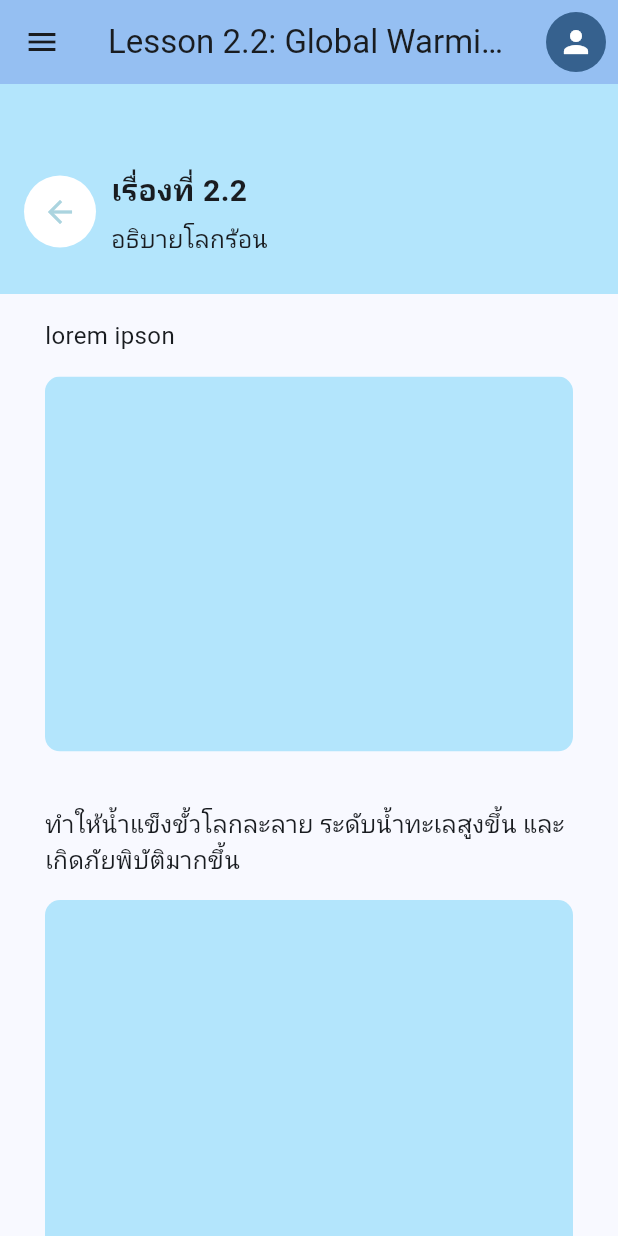
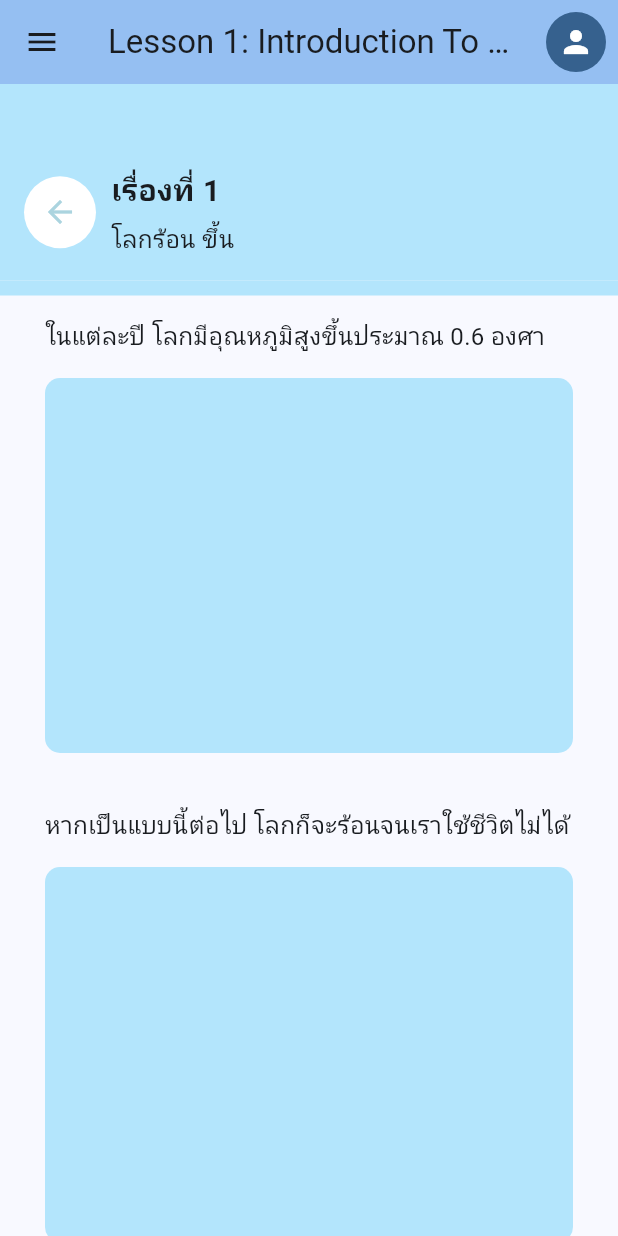
Before and after one commit to HugeKC01/flutter_studyclimatechange, a Flutter app: the m1_lesson1_p3 screen opened directly, on a phone screen of 412 x 824 dp. Run offline on Flutter 3.47's test engine with Material 3 defaults, Android fonts, the phone set to English and light mode, and no system bars.

Commit message:
fix wording

```diff
--- a/lib/learningpage/module1/lesson1/m1_lesson1_p1.dart
+++ b/lib/learningpage/module1/lesson1/m1_lesson1_p1.dart
@@ -59,7 +59,7 @@ class m1_lesson1_p1 extends StatelessWidget {
     return Scaffold(
       appBar: AppBar(
         backgroundColor: Theme.of(context).colorScheme.inversePrimary,
-        title: Text('Lesson 2.2: Global Warming'),
+        title: Text('Lesson 1: Introduction To Climate Change'),
         elevation: 5.0,
         actions: <Widget>[
           Padding(
@@ -129,7 +129,7 @@ class m1_lesson1_p1 extends StatelessWidget {
                 Padding(
                   padding: EdgeInsets.only(top: 6.0),
                   child: Text(
-                    'lorem ipson',
+                    'ภูมิอากาศคือสภาพสิ่งแวดล้อมรอบตัวเรา',
                     style: TextStyle(fontSize: style.fontSizeBody),
                   ),
                 ),
@@ -146,7 +146,7 @@ class m1_lesson1_p1 extends StatelessWidget {
                 Padding(
                   padding: EdgeInsets.only(top: 36.0),
                   child: Text(
-                    'ทำให้น้ำแข็งขั้วโลกละลาย ระดับน้ำทะเลสูงขึ้น และเกิดภัยพิบัติมากขึ้น',
+                    'เมื่อภูมิอากาศผิดแปลกไปจากเดิม จะทำให้ธรรมชาติเสียสมดุล',
                     style: TextStyle(fontSize: style.fontSizeBody),
                   ),
                 ),
@@ -163,7 +163,7 @@ class m1_lesson1_p1 extends StatelessWidget {
                 Padding(
                   padding: EdgeInsets.only(top: 36.0),
                   child: Text(
-                    'พื้นที่แห้งแล้งเพิ่มขึ้นและส่งผลต่อการเพาะปลูกอาหาร',
+                    'นั่นไม่ใช่เรื่องดีแน่',
                     style: TextStyle(fontSize: style.fontSizeBody),
                   ),
                 ),
@@ -200,7 +200,7 @@ class m1_lesson1_p1 extends StatelessWidget {
                         crossAxisAlignment: CrossAxisAlignment.start,
                         children: <Widget>[
                           Text(
-                            'เรื่องที่ 2.2',
+                            'เรื่องที่ 1',
                             style: TextStyle(
                               fontSize: 20.0,
                               fontWeight: FontWeight.bold,
@@ -208,7 +208,7 @@ class m1_lesson1_p1 extends StatelessWidget {
                           ),
                           SizedBox(height: 5.0),
                           Text(
-                            'อธิบายโลกร้อน',
+                            'โลก',
                             style: TextStyle(
                               fontSize: 16.0,
                               fontWeight: FontWeight.normal,
--- a/lib/learningpage/module1/lesson1/m1_lesson1_p2.dart
+++ b/lib/learningpage/module1/lesson1/m1_lesson1_p2.dart
@@ -59,7 +59,7 @@ class m1_lesson1_p2 extends StatelessWidget {
     return Scaffold(
       appBar: AppBar(
         backgroundColor: Theme.of(context).colorScheme.inversePrimary,
-        title: Text('Lesson 2.2: Global Warming'),
+        title: Text('Lesson 1: Introduction To Climate Change'),
         elevation: 5.0,
         actions: <Widget>[
           Padding(
@@ -129,7 +129,7 @@ class m1_lesson1_p2 extends StatelessWidget {
                 Padding(
                   padding: EdgeInsets.only(top: 6.0),
                   child: Text(
-                    'lorem ipson',
+                    'เมื่อธรรมชาติเสียสมดุล จะส่งผลกระทบที่อันตรายมากมาย',
                     style: TextStyle(fontSize: style.fontSizeBody),
                   ),
                 ),
@@ -146,7 +146,7 @@ class m1_lesson1_p2 extends StatelessWidget {
                 Padding(
                   padding: EdgeInsets.only(top: 36.0),
                   child: Text(
-                    'ทำให้น้ำแข็งขั้วโลกละลาย ระดับน้ำทะเลสูงขึ้น และเกิดภัยพิบัติมากขึ้น',
+                    'โลกนี้อาจกลายเป็นน้ำแข็ง',
                     style: TextStyle(fontSize: style.fontSizeBody),
                   ),
                 ),
@@ -163,7 +163,7 @@ class m1_lesson1_p2 extends StatelessWidget {
                 Padding(
                   padding: EdgeInsets.only(top: 36.0),
                   child: Text(
-                    'พื้นที่แห้งแล้งเพิ่มขึ้นและส่งผลต่อการเพาะปลูกอาหาร',
+                    'หรือแห้งแล้งจนอาศัยอยู่ไม่ได้',
                     style: TextStyle(fontSize: style.fontSizeBody),
                   ),
                 ),
@@ -200,7 +200,7 @@ class m1_lesson1_p2 extends StatelessWidget {
                         crossAxisAlignment: CrossAxisAlignment.start,
                         children: <Widget>[
                           Text(
-                            'เรื่องที่ 2.2',
+                            'เรื่องที่ 1',
                             style: TextStyle(
                               fontSize: 20.0,
                               fontWeight: FontWeight.bold,
@@ -208,7 +208,7 @@ class m1_lesson1_p2 extends StatelessWidget {
                           ),
                           SizedBox(height: 5.0),
                           Text(
-                            'อธิบายโลกร้อน',
+                            'โลกร้อน',
                             style: TextStyle(
                               fontSize: 16.0,
                               fontWeight: FontWeight.normal,
--- a/lib/learningpage/module1/lesson1/m1_lesson1_p3.dart
+++ b/lib/learningpage/module1/lesson1/m1_lesson1_p3.dart
@@ -59,7 +59,7 @@ class m1_lesson1_p3 extends StatelessWidget {
     return Scaffold(
       appBar: AppBar(
         backgroundColor: Theme.of(context).colorScheme.inversePrimary,
-        title: Text('Lesson 2.2: Global Warming'),
+        title: Text('Lesson 1: Introduction To Climate Change'),
         elevation: 5.0,
         actions: <Widget>[
           Padding(
@@ -129,7 +129,7 @@ class m1_lesson1_p3 extends StatelessWidget {
                 Padding(
                   padding: EdgeInsets.only(top: 6.0),
                   child: Text(
-                    'lorem ipson',
+                    'ในแต่ละปี โลกมีอุณหภูมิสูงขึ้นประมาณ 0.6 องศา',
                     style: TextStyle(fontSize: style.fontSizeBody),
                   ),
                 ),
@@ -146,7 +146,7 @@ class m1_lesson1_p3 extends StatelessWidget {
                 Padding(
                   padding: EdgeInsets.only(top: 36.0),
                   child: Text(
-                    'ทำให้น้ำแข็งขั้วโลกละลาย ระดับน้ำทะเลสูงขึ้น และเกิดภัยพิบัติมากขึ้น',
+                    'หากเป็นแบบนี้ต่อไป โลกก็จะร้อนจนเราใช้ชีวิตไม่ได้',
                     style: TextStyle(fontSize: style.fontSizeBody),
                   ),
                 ),
@@ -163,7 +163,7 @@ class m1_lesson1_p3 extends StatelessWidget {
                 Padding(
                   padding: EdgeInsets.only(top: 36.0),
                   child: Text(
-                    'พื้นที่แห้งแล้งเพิ่มขึ้นและส่งผลต่อการเพาะปลูกอาหาร',
+                    'พื้นดินจะแห้งแล้งและทำให้การเพาะปลูกย่ำแย่',
                     style: TextStyle(fontSize: style.fontSizeBody),
                   ),
                 ),
@@ -200,7 +200,7 @@ class m1_lesson1_p3 extends StatelessWidget {
                         crossAxisAlignment: CrossAxisAlignment.start,
                         children: <Widget>[
                           Text(
-                            'เรื่องที่ 2.2',
+                            'เรื่องที่ 1',
                             style: TextStyle(
                               fontSize: 20.0,
                               fontWeight: FontWeight.bold,
@@ -208,7 +208,7 @@ class m1_lesson1_p3 extends StatelessWidget {
                           ),
                           SizedBox(height: 5.0),
                           Text(
-                            'อธิบายโลกร้อน',
+                            'โลกร้อน ขึ้น',
                             style: TextStyle(
                               fontSize: 16.0,
                               fontWeight: FontWeight.normal,
--- a/lib/learningpage/module1/lesson2/m1_lesson2_p1.dart
+++ b/lib/learningpage/module1/lesson2/m1_lesson2_p1.dart
@@ -59,7 +59,7 @@ class m1_lesson2_p1 extends StatelessWidget {
     return Scaffold(
       appBar: AppBar(
         backgroundColor: Theme.of(context).colorScheme.inversePrimary,
-        title: Text('Lesson 2.2: Global Warming'),
+        title: Text('Lesson 1: Introduction To Climate Change'),
         elevation: 5.0,
         actions: <Widget>[
           Padding(
@@ -129,7 +129,7 @@ class m1_lesson2_p1 extends StatelessWidget {
                 Padding(
                   padding: EdgeInsets.only(top: 6.0),
                   child: Text(
-                    'lorem ipson',
+                    '------',
                     style: TextStyle(fontSize: style.fontSizeBody),
                   ),
                 ),
@@ -146,7 +146,7 @@ class m1_lesson2_p1 extends StatelessWidget {
                 Padding(
                   padding: EdgeInsets.only(top: 36.0),
                   child: Text(
-                    'ทำให้น้ำแข็งขั้วโลกละลาย ระดับน้ำทะเลสูงขึ้น และเกิดภัยพิบัติมากขึ้น',
+                    '----',
                     style: TextStyle(fontSize: style.fontSizeBody),
                   ),
                 ),
@@ -163,7 +163,7 @@ class m1_lesson2_p1 extends StatelessWidget {
                 Padding(
                   padding: EdgeInsets.only(top: 36.0),
                   child: Text(
-                    'พื้นที่แห้งแล้งเพิ่มขึ้นและส่งผลต่อการเพาะปลูกอาหาร',
+                    '------',
                     style: TextStyle(fontSize: style.fontSizeBody),
                   ),
                 ),
@@ -200,7 +200,7 @@ class m1_lesson2_p1 extends StatelessWidget {
                         crossAxisAlignment: CrossAxisAlignment.start,
                         children: <Widget>[
                           Text(
-                            'เรื่องที่ 2.2',
+                            'เรื่องที่ 1.2',
                             style: TextStyle(
                               fontSize: 20.0,
                               fontWeight: FontWeight.bold,
@@ -208,7 +208,7 @@ class m1_lesson2_p1 extends StatelessWidget {
                           ),
                           SizedBox(height: 5.0),
                           Text(
-                            'อธิบายโลกร้อน',
+                            'โลก',
                             style: TextStyle(
                               fontSize: 16.0,
                               fontWeight: FontWeight.normal,
--- a/lib/learningpage/module1/lesson2/m1_lesson2_p2.dart
+++ b/lib/learningpage/module1/lesson2/m1_lesson2_p2.dart
@@ -59,7 +59,7 @@ class m1_lesson2_p2 extends StatelessWidget {
     return Scaffold(
       appBar: AppBar(
         backgroundColor: Theme.of(context).colorScheme.inversePrimary,
-        title: Text('Lesson 2.2: Global Warming'),
+        title: Text('Lesson 1: Introduction To Climate Change'),
         elevation: 5.0,
         actions: <Widget>[
           Padding(
@@ -129,7 +129,7 @@ class m1_lesson2_p2 extends StatelessWidget {
                 Padding(
                   padding: EdgeInsets.only(top: 6.0),
                   child: Text(
-                    'lorem ipson',
+                    '-----',
                     style: TextStyle(fontSize: style.fontSizeBody),
                   ),
                 ),
@@ -146,7 +146,7 @@ class m1_lesson2_p2 extends StatelessWidget {
                 Padding(
                   padding: EdgeInsets.only(top: 36.0),
                   child: Text(
-                    'ทำให้น้ำแข็งขั้วโลกละลาย ระดับน้ำทะเลสูงขึ้น และเกิดภัยพิบัติมากขึ้น',
+                    '-----',
                     style: TextStyle(fontSize: style.fontSizeBody),
                   ),
                 ),
@@ -163,7 +163,7 @@ class m1_lesson2_p2 extends StatelessWidget {
                 Padding(
                   padding: EdgeInsets.only(top: 36.0),
                   child: Text(
-                    'พื้นที่แห้งแล้งเพิ่มขึ้นและส่งผลต่อการเพาะปลูกอาหาร',
+                    '',
                     style: TextStyle(fontSize: style.fontSizeBody),
                   ),
                 ),
@@ -200,7 +200,7 @@ class m1_lesson2_p2 extends StatelessWidget {
                         crossAxisAlignment: CrossAxisAlignment.start,
                         children: <Widget>[
                           Text(
-                            'เรื่องที่ 2.2',
+                            'เรื่องที่ 1.2',
                             style: TextStyle(
                               fontSize: 20.0,
                               fontWeight: FontWeight.bold,
@@ -208,7 +208,7 @@ class m1_lesson2_p2 extends StatelessWidget {
                           ),
                           SizedBox(height: 5.0),
                           Text(
-                            'อธิบายโลกร้อน',
+                            'โลกที่เปลี่ยนไป',
                             style: TextStyle(
                               fontSize: 16.0,
                               fontWeight: FontWeight.normal,
--- a/lib/learningpage/module1/lesson2/m1_lesson2_p3.dart
+++ b/lib/learningpage/module1/lesson2/m1_lesson2_p3.dart
@@ -59,7 +59,7 @@ class m1_lesson2_p3 extends StatelessWidget {
     return Scaffold(
       appBar: AppBar(
         backgroundColor: Theme.of(context).colorScheme.inversePrimary,
-        title: Text('Lesson 2.2: Global Warming'),
+        title: Text('Lesson 1: Introduction To Climate Change'),
         elevation: 5.0,
         actions: <Widget>[
           Padding(
@@ -129,7 +129,7 @@ class m1_lesson2_p3 extends StatelessWidget {
                 Padding(
                   padding: EdgeInsets.only(top: 6.0),
                   child: Text(
-                    'lorem ipson',
+                    '',
                     style: TextStyle(fontSize: style.fontSizeBody),
                   ),
                 ),
@@ -146,7 +146,7 @@ class m1_lesson2_p3 extends StatelessWidget {
                 Padding(
                   padding: EdgeInsets.only(top: 36.0),
                   child: Text(
-                    'ทำให้น้ำแข็งขั้วโลกละลาย ระดับน้ำทะเลสูงขึ้น และเกิดภัยพิบัติมากขึ้น',
+                    '',
                     style: TextStyle(fontSize: style.fontSizeBody),
                   ),
                 ),
@@ -163,7 +163,7 @@ class m1_lesson2_p3 extends StatelessWidget {
                 Padding(
                   padding: EdgeInsets.only(top: 36.0),
                   child: Text(
-                    'พื้นที่แห้งแล้งเพิ่มขึ้นและส่งผลต่อการเพาะปลูกอาหาร',
+                    '-----',
                     style: TextStyle(fontSize: style.fontSizeBody),
                   ),
                 ),
@@ -200,7 +200,7 @@ class m1_lesson2_p3 extends StatelessWidget {
                         crossAxisAlignment: CrossAxisAlignment.start,
                         children: <Widget>[
                           Text(
-                            'เรื่องที่ 2.2',
+                            'เรื่องที่ 1.2',
                             style: TextStyle(
                               fontSize: 20.0,
                               fontWeight: FontWeight.bold,
@@ -208,7 +208,7 @@ class m1_lesson2_p3 extends StatelessWidget {
                           ),
                           SizedBox(height: 5.0),
                           Text(
-                            'อธิบายโลกร้อน',
+                            '-----',
                             style: TextStyle(
                               fontSize: 16.0,
                               fontWeight: FontWeight.normal,
--- a/lib/learningpage/module2/lesson1/m2_lesson1_p1.dart
+++ b/lib/learningpage/module2/lesson1/m2_lesson1_p1.dart
@@ -59,7 +59,7 @@ class m2_lesson1_p1 extends StatelessWidget {
     return Scaffold(
       appBar: AppBar(
         backgroundColor: Theme.of(context).colorScheme.inversePrimary,
-        title: Text('Lesson 2.2: Global Warming'),
+        title: Text('Module 2 : Global Warming'),
         elevation: 5.0,
         actions: <Widget>[
           Padding(
@@ -146,7 +146,7 @@ class m2_lesson1_p1 extends StatelessWidget {
                 Padding(
                   padding: EdgeInsets.only(top: 36.0),
                   child: Text(
-                    'ทำให้น้ำแข็งขั้วโลกละลาย ระดับน้ำทะเลสูงขึ้น และเกิดภัยพิบัติมากขึ้น',
+                    'ภาวะโลกร้อน คือภาวะที่โลกมีอุณหภูมิสูงขึ้นอย่างต่อเนื่อง',
                     style: TextStyle(fontSize: style.fontSizeBody),
                   ),
                 ),
@@ -200,7 +200,7 @@ class m2_lesson1_p1 extends StatelessWidget {
                         crossAxisAlignment: CrossAxisAlignment.start,
                         children: <Widget>[
                           Text(
-                            'เรื่องที่ 2.2',
+                            'เรื่องที่ 2.1',
                             style: TextStyle(
                               fontSize: 20.0,
                               fontWeight: FontWeight.bold,
--- a/lib/learningpage/module2/lesson1/m2_lesson1_p2.dart
+++ b/lib/learningpage/module2/lesson1/m2_lesson1_p2.dart
@@ -59,7 +59,7 @@ class m2_lesson1_p2 extends StatelessWidget {
     return Scaffold(
       appBar: AppBar(
         backgroundColor: Theme.of(context).colorScheme.inversePrimary,
-        title: Text('Lesson 2.2: Global Warming'),
+        title: Text('Module 2 : Global Warming'),
         elevation: 5.0,
         actions: <Widget>[
           Padding(
@@ -129,7 +129,7 @@ class m2_lesson1_p2 extends StatelessWidget {
                 Padding(
                   padding: EdgeInsets.only(top: 6.0),
                   child: Text(
-                    'lorem ipson',
+                    'โลกที่ร้อนขึ้นจะทำให้พวกเราจม',
                     style: TextStyle(fontSize: style.fontSizeBody),
                   ),
                 ),
@@ -146,7 +146,7 @@ class m2_lesson1_p2 extends StatelessWidget {
                 Padding(
                   padding: EdgeInsets.only(top: 36.0),
                   child: Text(
-                    'ทำให้น้ำแข็งขั้วโลกละลาย ระดับน้ำทะเลสูงขึ้น และเกิดภัยพิบัติมากขึ้น',
+                    'อุณหภูมิของอากาศที่สูงขึ้นจะทำให้น้ำแข็งขั้วโลกละลาย',
                     style: TextStyle(fontSize: style.fontSizeBody),
                   ),
                 ),
@@ -163,7 +163,7 @@ class m2_lesson1_p2 extends StatelessWidget {
                 Padding(
                   padding: EdgeInsets.only(top: 36.0),
                   child: Text(
-                    'พื้นที่แห้งแล้งเพิ่มขึ้นและส่งผลต่อการเพาะปลูกอาหาร',
+                    'ทำให้น้ำทะเลมีมากขึ้น',
                     style: TextStyle(fontSize: style.fontSizeBody),
                   ),
                 ),
@@ -200,7 +200,7 @@ class m2_lesson1_p2 extends StatelessWidget {
                         crossAxisAlignment: CrossAxisAlignment.start,
                         children: <Widget>[
                           Text(
-                            'เรื่องที่ 2.2',
+                            'เรื่องที่ 2.1',
                             style: TextStyle(
                               fontSize: 20.0,
                               fontWeight: FontWeight.bold,
--- a/lib/learningpage/module2/lesson1/m2_lesson1_p3.dart
+++ b/lib/learningpage/module2/lesson1/m2_lesson1_p3.dart
@@ -59,7 +59,7 @@ class m2_lesson1_p3 extends StatelessWidget {
     return Scaffold(
       appBar: AppBar(
         backgroundColor: Theme.of(context).colorScheme.inversePrimary,
-        title: Text('Lesson 2.2: Global Warming'),
+        title: Text('Module 2: Global Warming'),
         elevation: 5.0,
         actions: <Widget>[
           Padding(
@@ -129,7 +129,7 @@ class m2_lesson1_p3 extends StatelessWidget {
                 Padding(
                   padding: EdgeInsets.only(top: 6.0),
                   child: Text(
-                    'lorem ipson',
+                    'ไม่ได้มีแค่มนุษย์ที่ได้รับผลกระทบจากโลกร้อน',
                     style: TextStyle(fontSize: style.fontSizeBody),
                   ),
                 ),
@@ -146,7 +146,7 @@ class m2_lesson1_p3 extends StatelessWidget {
                 Padding(
                   padding: EdgeInsets.only(top: 36.0),
                   child: Text(
-                    'ทำให้น้ำแข็งขั้วโลกละลาย ระดับน้ำทะเลสูงขึ้น และเกิดภัยพิบัติมากขึ้น',
+                    'เมื่อสภาพอากาศแปลกไปจากปกติ จะทำให้สัตว์มีพฤติกรรมที่เปลี่ยนไป',
                     style: TextStyle(fontSize: style.fontSizeBody),
                   ),
                 ),
@@ -163,7 +163,7 @@ class m2_lesson1_p3 extends StatelessWidget {
                 Padding(
                   padding: EdgeInsets.only(top: 36.0),
                   child: Text(
-                    'พื้นที่แห้งแล้งเพิ่มขึ้นและส่งผลต่อการเพาะปลูกอาหาร',
+                    'แม้แต่ต้นไม้ก็ไม่สามารถอยู่ในสภาพแวดล้อมที่ย่ำแย่ได้',
                     style: TextStyle(fontSize: style.fontSizeBody),
                   ),
                 ),
@@ -200,7 +200,7 @@ class m2_lesson1_p3 extends StatelessWidget {
                         crossAxisAlignment: CrossAxisAlignment.start,
                         children: <Widget>[
                           Text(
-                            'เรื่องที่ 2.2',
+                            'เรื่องที่ 2.1',
                             style: TextStyle(
                               fontSize: 20.0,
                               fontWeight: FontWeight.bold,
@@ -208,7 +208,7 @@ class m2_lesson1_p3 extends StatelessWidget {
                           ),
                           SizedBox(height: 5.0),
                           Text(
-                            'อธิบายโลกร้อน',
+                            'อธิบายโลกร้อน - โลกและชีวิต',
                             style: TextStyle(
                               fontSize: 16.0,
                               fontWeight: FontWeight.normal,
--- a/lib/learningpage/module2/lesson2/m2_lesson2_p1.dart
+++ b/lib/learningpage/module2/lesson2/m2_lesson2_p1.dart
@@ -59,7 +59,7 @@ class m2_lesson2_p1 extends StatelessWidget {
     return Scaffold(
       appBar: AppBar(
         backgroundColor: Theme.of(context).colorScheme.inversePrimary,
-        title: Text('Lesson 2.2: Global Warming'),
+        title: Text('Module 2 : Global Warming'),
         elevation: 5.0,
         actions: <Widget>[
           Padding(
--- a/lib/learningpage/module2/lesson2/m2_lesson2_p2.dart
+++ b/lib/learningpage/module2/lesson2/m2_lesson2_p2.dart
@@ -59,7 +59,7 @@ class m2_lesson2_p2 extends StatelessWidget {
     return Scaffold(
       appBar: AppBar(
         backgroundColor: Theme.of(context).colorScheme.inversePrimary,
-        title: Text('Lesson 2.2: Global Warming'),
+        title: Text('Module 2: Global Warming'),
         elevation: 5.0,
         actions: <Widget>[
           Padding(
--- a/lib/learningpage/module2/lesson2/m2_lesson2_p3.dart
+++ b/lib/learningpage/module2/lesson2/m2_lesson2_p3.dart
@@ -59,7 +59,7 @@ class m2_lesson2_p3 extends StatelessWidget {
     return Scaffold(
       appBar: AppBar(
         backgroundColor: Theme.of(context).colorScheme.inversePrimary,
-        title: Text('Lesson 2.2: Global Warming'),
+        title: Text('Module 2 : Global Warming'),
         elevation: 5.0,
         actions: <Widget>[
           Padding(
--- a/lib/learningpage/module3/lesson1/m3_lesson1_p1.dart
+++ b/lib/learningpage/module3/lesson1/m3_lesson1_p1.dart
@@ -59,7 +59,7 @@ class m3_lesson1_p1 extends StatelessWidget {
     return Scaffold(
       appBar: AppBar(
         backgroundColor: Theme.of(context).colorScheme.inversePrimary,
-        title: Text('Lesson 2.1: Global Warming'),
+        title: Text('Module 3 : Fix The Problem'),
         elevation: 5.0,
         actions: <Widget>[
           Padding(
--- a/lib/learningpage/module3/lesson1/m3_lesson1_p2.dart
+++ b/lib/learningpage/module3/lesson1/m3_lesson1_p2.dart
@@ -60,7 +60,7 @@ class m3_lesson1_p2 extends StatelessWidget {
     return Scaffold(
       appBar: AppBar(
         backgroundColor: Theme.of(context).colorScheme.inversePrimary,
-        title: Text('Lesson 2.2: Global Warming'),
+        title: Text('Module 3 : Fix The Problem'),
         elevation: 5.0,
         actions: <Widget>[
           Padding(
--- a/lib/learningpage/module3/lesson1/m3_lesson1_p3.dart
+++ b/lib/learningpage/module3/lesson1/m3_lesson1_p3.dart
@@ -59,7 +59,7 @@ class m3_lesson1_p3 extends StatelessWidget {
     return Scaffold(
       appBar: AppBar(
         backgroundColor: Theme.of(context).colorScheme.inversePrimary,
-        title: Text('Lesson 2.3: Global Warming'),
+        title: Text('Module 3 : Fix The Problem'),
         elevation: 5.0,
         actions: <Widget>[
           Padding(
```
Also changed, not shown: lib/learningpage/module1/m1_main.dart (+8 -0 lines), lib/learningpage/module3/m3_main.dart (+8 -0 lines), lib/learningpage/module3/m3_lesson1_p1.dart (deleted).
